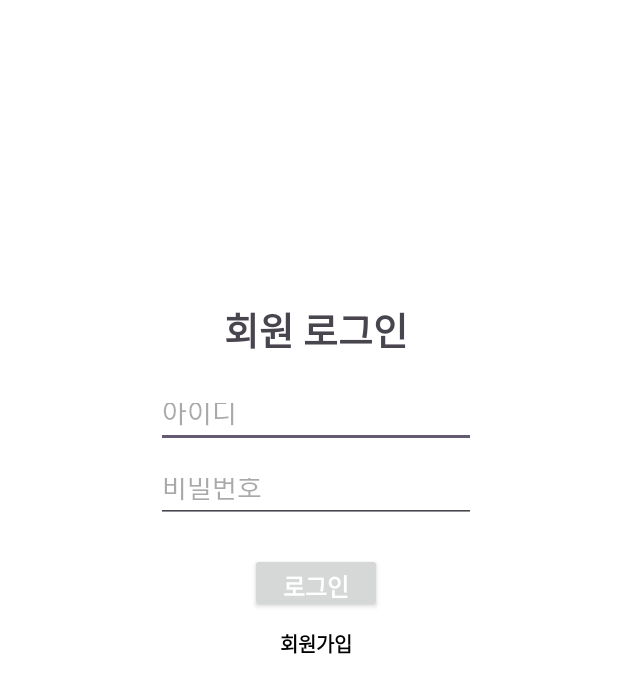
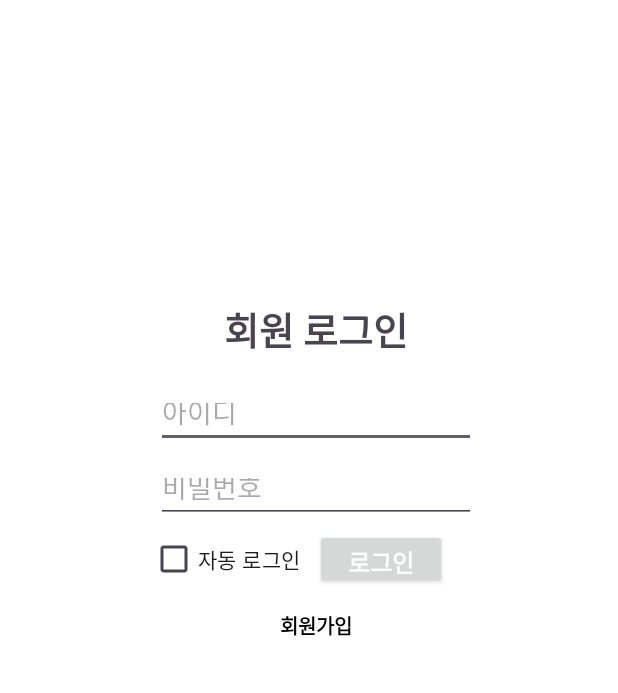
Before and after one commit to df2854/CapstoneDesign, an Android app: the LoginActivity screen opened directly, with no data from a screen before it, on a phone screen of 412 x 824 dp. Shown: the top 693 px of the screen. Run offline under Robolectric (Android 15) with nearby library versions, the phone set to English and light mode, and no system bars; our stand-ins replace Firebase (no records; nobody signed in at launch, a user with empty details on screens opened directly).

Commit message:
feat: 자동 로그인 기능 추가

```diff
--- a/app/src/main/java/com/cookandroid/aerobicapplication/LoginActivity.java
+++ b/app/src/main/java/com/cookandroid/aerobicapplication/LoginActivity.java
@@ -8,15 +8,19 @@ import android.os.Bundle;
 import android.text.TextUtils;
 import android.view.View;
 import android.widget.Button;
+import android.widget.CheckBox;
 import android.widget.EditText;
 import android.widget.TextView;
 import android.widget.Toast;
+import android.content.SharedPreferences;
 
 import com.cookandroid.aerobicapplication.userdata.CompleteListener;
 import com.cookandroid.aerobicapplication.userdata.LoginWithData;
 
 public class LoginActivity extends AppCompatActivity {
+    private static final String PREFS_NAME = "LoginPrefs";
     EditText id,pw;
+    CheckBox autoLoginCheckBox;
     private LoginWithData loginWithData;
 
     @Override
@@ -27,8 +31,18 @@ public class LoginActivity extends AppCompatActivity {
 
         id=findViewById(R.id.editID);
         pw=findViewById(R.id.editPassword);
+        autoLoginCheckBox = findViewById(R.id.autoLoginCheckBox);
+        loginWithData = new LoginWithData();
 
-        loginWithData = new LoginWithData();
+        // 자동 로그인 여부 확인
+        SharedPreferences preferences = getSharedPreferences(PREFS_NAME, MODE_PRIVATE);
+        String savedId = preferences.getString("userId", null);
+        String savedPw = preferences.getString("userPw", null);
+        boolean isAutoLoginEnabled = preferences.getBoolean("autoLoginEnabled", false);
+
+        if (isAutoLoginEnabled && savedId != null && savedPw != null) {
+            startMainActivity(); // 자동 로그인
+        }
 
         TextView sign = (TextView) findViewById(R.id.signup);
         sign.setOnClickListener(new View.OnClickListener() {
@@ -57,8 +71,12 @@ public class LoginActivity extends AppCompatActivity {
 //                    @Override
 //                    public void onSuccess() {
 //                        loadingDialog.dismiss(); // 로딩화면 종료
-//                        Intent intent = new Intent(getApplicationContext(), MainActivity.class);
-//                        startActivity(intent);
+//                        if (autoLoginCheckBox.isChecked()) {
+//                            saveLoginInfo(id.getText().toString(), pw.getText().toString(), true); // 자동 로그인 저장
+//                        } else {
+//                            saveLoginInfo(null, null, false); // 자동 로그인 저장 안함
+//                        }
+//                        startMainActivity();
 //                    }
 //
 //                    @Override
@@ -69,11 +87,29 @@ public class LoginActivity extends AppCompatActivity {
 //                });
 
                 //로그인 없이 실험 할때
-                Intent intent = new Intent(getApplicationContext(), MainActivity.class);
-                startActivity(intent);
-
+                startMainActivity();
             }
         });
     }
 
+    private void saveLoginInfo(String userId, String userPw, boolean autoLoginEnabled) {
+        SharedPreferences preferences = getSharedPreferences(PREFS_NAME, MODE_PRIVATE);
+        SharedPreferences.Editor editor = preferences.edit();
+        if (autoLoginEnabled) {
+            editor.putString("userId", userId);
+            editor.putString("userPw", userPw);
+        } else {
+            editor.remove("userId");
+            editor.remove("userPw");
+        }
+        editor.putBoolean("autoLoginEnabled", autoLoginEnabled);
+        editor.apply();
+    }
+
+    private void startMainActivity() {
+        Intent intent = new Intent(getApplicationContext(), MainActivity.class);
+        startActivity(intent);
+        finish(); // 로그인 액티비티 종료
+    }
+
 }
--- a/app/src/main/res/layout/activity_login.xml
+++ b/app/src/main/res/layout/activity_login.xml
@@ -45,17 +45,32 @@
             android:ems="10"
             android:hint="비밀번호"
             android:inputType="textPassword" />
+        <LinearLayout
+            android:layout_width="match_parent"
+            android:layout_height="wrap_content"
+            android:orientation="horizontal"
+            android:baselineAligned="true">
+
+            <CheckBox
+                android:id="@+id/autoLoginCheckBox"
+                android:layout_width="wrap_content"
+                android:layout_height="wrap_content"
+                android:layout_gravity="center"
+                android:layout_marginLeft="60dp"
+                android:text="자동 로그인" />
 
             <androidx.appcompat.widget.AppCompatButton
                 android:id="@+id/loginbutton"
                 android:layout_width="wrap_content"
                 android:layout_height="40dp"
-            android:layout_marginTop="20dp"
                 android:layout_gravity="center"
                 android:text="로그인"
+                android:layout_marginLeft="10dp"
                 android:textColor="@color/white"
                 android:textSize="16sp"
                 android:textStyle="bold" />
+
+        </LinearLayout>
 
         <TextView
             android:id="@+id/signup"
```
Lines whose indentation alone changed are shown as unchanged.
